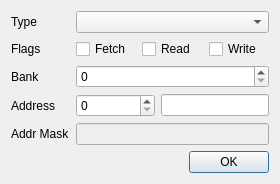
Old version of the form ui/brkmanager.ui in the repository samstyle/Xpeccy.
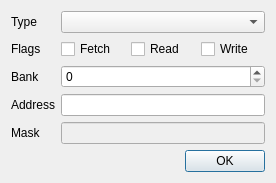
New version of the form. Icons and pictures are not drawn. Custom widgets are drawn as their Qt base class.

Commit message: build 20180323 [+] IO ports rd/wr breakpoints [+] Fix breakpoints edit dialog

```diff
--- a/ui/brkmanager.ui
+++ b/ui/brkmanager.ui
@@ -6,7 +6,7 @@
    <rect>
     <x>0</x>
     <y>0</y>
-    <width>280</width>
+    <width>276</width>
     <height>182</height>
    </rect>
   </property>
@@ -51,7 +51,7 @@
    <item row="4" column="0">
     <widget class="QLabel" name="label_4">
      <property name="text">
-      <string>Addr Mask</string>
+      <string>Mask</string>
      </property>
     </widget>
    </item>
@@ -65,20 +65,7 @@
    <item row="3" column="1">
     <layout class="QHBoxLayout" name="horizontalLayout">
      <item>
-      <widget class="QSpinBox" name="brkAdrDec">
-       <property name="sizePolicy">
-        <sizepolicy hsizetype="Expanding" vsizetype="Fixed">
-         <horstretch>0</horstretch>
-         <verstretch>0</verstretch>
-        </sizepolicy>
-       </property>
-       <property name="maximum">
-        <number>65535</number>
-       </property>
-      </widget>
-     </item>
-     <item>
-      <widget class="QLineEdit" name="brkAdrHex">
+      <widget class="xHexSpin" name="brkAdrHex">
        <property name="inputMask">
         <string>HHHH</string>
        </property>
@@ -148,6 +135,13 @@
    </item>
   </layout>
  </widget>
+ <customwidgets>
+  <customwidget>
+   <class>xHexSpin</class>
+   <extends>QLineEdit</extends>
+   <header location="global">stdlib.h</header>
+  </customwidget>
+ </customwidgets>
  <resources>
   <include location="../xpeccy.qrc"/>
  </resources>
```
Left out of the diff: 2 changed lines with no effect on the pictures. The commit also changes 14 other files.
